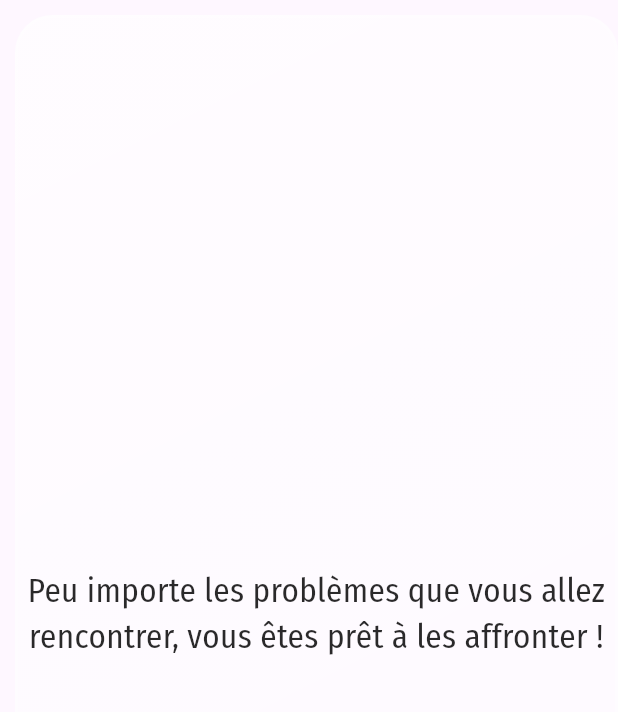
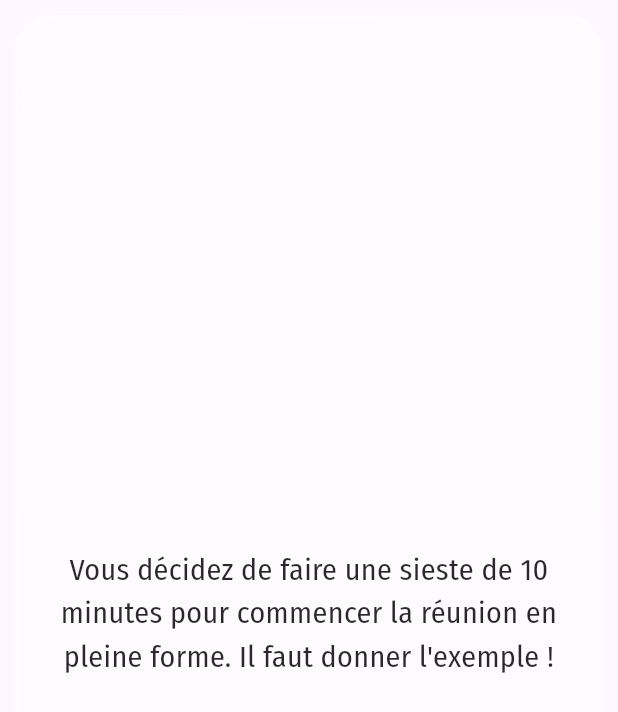
Before and after one commit to ThomasFabrePro/you_are_the_boss, a Flutter app: the DecisionButton widget shown alone on an empty page, opened directly, on a phone screen of 412 x 824 dp. Shown: the top 712 px of the screen. Run offline on Flutter 3.47's test engine with Material 2 defaults, Android fonts, the light colour scheme and no system bars; our stand-ins replace rxdart, shared_preferences; accounts and stored records are empty.

Commit message:
front + 2 episodes

```diff
--- a/lib/classes/list_episodes.dart
+++ b/lib/classes/list_episodes.dart
@@ -1,5 +1,6 @@
 //this class is only used to retrieve the current episode when user reconnects to the app
 import 'package:you_are_the_boss/episodes/first_episode.dart';
+import 'package:you_are_the_boss/episodes/nap_time.dart';
 import 'package:you_are_the_boss/episodes/second_episode.dart';
 import 'package:you_are_the_boss/models/episode.dart';
 
@@ -10,6 +11,8 @@ class ListEpisodes {
         return FirstEpisode();
       case "SecondEpisode":
         return SecondEpisode();
+      case "NapTime":
+        return NapTime();
       default:
         return FirstEpisode();
     }
--- a/lib/episodes/first_episode.dart
+++ b/lib/episodes/first_episode.dart
@@ -6,20 +6,27 @@ class FirstEpisode extends Episode {
       : super(
           title: "Le grand Départ",
           content: """
-Bienvenue dans le monde excitant de la création d'une startup ! Vous incarnez le rôle du chef d'orchestre de cette aventure passionnante, où l'innovation technologique rencontre la bienveillance envers nos aînés. Vous êtes aux commandes d'une startup prometteuse qui conçoit et commercialise une tablette numérique révolutionnaire, conçue spécialement pour simplifier la vie des personnes âgées.
+    Bienvenue dans le monde excitant de la création d'une startup ! Vous incarnez le rôle du chef d'orchestre de cette aventure passionnante, où l'innovation technologique rencontre la bienveillance envers nos aînés. Vous êtes aux commandes d'une startup prometteuse qui conçoit et commercialise une tablette numérique révolutionnaire, conçue spécialement pour simplifier la vie des personnes âgées.
 
-C'est le tout premier jour de cette aventure extraordinaire. Les murs de votre bureau, encore vierges de toute décoration, résonnent de promesses et d'opportunités. Vous pouvez presque sentir l'excitation palpable dans l'air, l'énergie bouillonnante qui émane de chaque membre de votre équipe, prêt à transformer cette vision en réalité.
+    C'est le tout premier jour de cette aventure extraordinaire. Les murs de votre bureau, encore vierges de toute décoration, résonnent de promesses et d'opportunités. Vous caressez doucement la peinture fraîche en vous disant « Yesss voilà la plus grande aventure de ma vie... J'ai hâte ! » Vous pouvez presque sentir l'excitation palpable dans l'air, l'énergie bouillonnante qui émane de chaque membre de votre équipe, prêt à transformer cette vision en réalité.
 
-Votre produit est bien plus qu'une simple tablette. C'est un compagnon numérique conçu pour rendre la vie quotidienne de nos aînés plus facile, plus joyeuse et plus connectée. Elle leur rappellera avec douceur leurs rendez-vous médicaux, jouera leurs chansons préférées d'un simple toucher d'écran, et même leur enverra des photos chaleureuses de leurs proches, comblant ainsi le fossé entre générations.
+    Votre produit est bien plus qu'une simple tablette. C'est un compagnon numérique conçu pour rendre la vie quotidienne de nos aînés plus facile, plus joyeuse et plus connectée. Elle leur rappellera avec douceur leurs rendez-vous médicaux, jouera leurs chansons préférées d'un simple toucher d'écran, et même leur enverra des photos chaleureuses de leurs proches, comblant ainsi le fossé entre générations.
 
-Alors que vous vous apprêtez à tracer les premiers contours de cette entreprise novatrice, rappelez-vous que chaque idée, chaque décision que vous prendrez aujourd'hui marquera l'avenir de votre startup. L'enthousiasme brille dans les yeux de votre équipe, et vous êtes prêt à relever les défis avec détermination.
+    Alors que vous vous apprêtez à tracer les premiers contours de cette entreprise novatrice, rappelez-vous que chaque idée, chaque décision que vous prendrez marquera l'avenir de votre startup. L'enthousiasme brille dans les yeux de votre équipe, et vous êtes prêt à relever les défis avec détermination.
 
-Le voyage commence ici, à la croisée de la technologie et de la compassion, où chaque pas vous rapprochera de la réalisation de votre vision. Préparez-vous à écrire l'histoire de cette startup avec chaque ligne de code, chaque sourire des personnes âgées que vous aiderez, et chaque moment d'enthousiasme partagé. L'avenir est entre vos mains, et il s'annonce radieux.""",
+    Le voyage commence ici, à la croisée de la technologie et de la compassion, où chaque pas vous rapprochera de la réalisation de votre vision. Préparez-vous à écrire l'histoire de cette startup avec chaque ligne de code, chaque sourire des personnes âgées que vous aiderez, et chaque moment d'enthousiasme partagé. L'avenir est entre vos mains, et il s'annonce radieux.
+
+Vos collaborateurs sont prêts et l'heure de votre première réunion ne va pas tarder à sonner.
+""",
           decisionButtons: const [
+            DecisionButton(
+                episodeUuid: "NapTime",
+                buttonLabel:
+                    "Vous décidez de faire une sieste de 10 minutes pour commencer la réunion en pleine forme. Il faut donner l'exemple !"),
             DecisionButton(
                 episodeUuid: "SecondEpisode",
                 buttonLabel:
-                    "Peu importe les problèmes que vous allez rencontrer, vous êtes prêt à les affronter !"),
+                    "Vous préparez les derniers détails de la réunion. Vous avez hâte de présenter votre vision à l'équipe !"),
           ],
         );
 }
--- /dev/null
+++ b/lib/episodes/nap_time.dart
@@ -0,0 +1,27 @@
+import 'package:you_are_the_boss/models/episode.dart';
+import 'package:you_are_the_boss/widgets/decision_button.dart';
+
+class NapTime extends Episode {
+  NapTime()
+      : super(
+          // uuid: "second_episode",
+          title: "Repos",
+          content:
+              """   Vous vous installez confortablement dans votre fauteuil, convaincu que quelques minutes de repos vous permettront d'aborder la réunion avec toute l'énergie nécessaire. Les yeux se ferment lentement, et vous sombrez dans un rêve étrange où des oiseaux chantent des mélodies codées et où votre tablette devient soudainement une porte vers un monde mystérieux.
+
+    Cependant, ce rêve onirique ne dure pas éternellement. Vous êtes brusquement réveillé par un de vos collaborateurs, paniqué, qui vous informe que la réunion a déjà commencé sans vous. Vous jetez un coup d'œil à l'horloge et réalisez avec un serrement au cœur que vous avez trop dormi. Votre toute première réunion, le moment crucial pour présenter votre vision, a déjà commencé sans vous. Vous vous précipitez hors de la salle de repos, laissant derrière vous votre sieste interrompue, et espérez que vous pourrez rattraper ce retard.
+
+    En entrant dans la salle de réunion, vous pouvez sentir une tension dans l'air. Vos collaborateurs vous lancent des regards interrogateurs, et vous vous excusez rapidement pour votre retard. Vous débutez la présentation mais il est difficile de masquer votre embarras. Malheureusement, le début chaotique a perturbé le rythme de la réunion, et vous avez du mal à vous faire comprendre sur certains points.
+
+    Malgré cet incident, vous parvenez à couvrir les principaux points de votre présentation. Vous parlez de la mission de la startup, de la vision pour l'avenir et des caractéristiques uniques de la tablette. Cependant, il est clair que l'énergie positive et l'enthousiasme initial ont été quelque peu entamés.
+
+    À la fin de la réunion, vous vous sentez quelque peu déçu par cette entrée en matière difficile. Cependant, vous êtes déterminé à apprendre de cette expérience et à vous rattraper lors des prochaines réunions. Vous espérez que le potentiel de votre startup continuera à briller malgré ce faux départ.
+              """,
+          decisionButtons: const [
+            DecisionButton(
+              episodeUuid: "FirstEpisode",
+              buttonLabel: "Go to first episode",
+            ),
+          ],
+        );
+}
--- a/lib/episodes/second_episode.dart
+++ b/lib/episodes/second_episode.dart
@@ -5,8 +5,14 @@ class SecondEpisode extends Episode {
   SecondEpisode()
       : super(
           // uuid: "second_episode",
-          title: "Second episode",
-          content: "This is the second episode of the game",
+          title: "Votre première réunion",
+          content: """
+    Vous décidez de ne pas céder à la tentation de la sieste et préférez vous plonger dans les derniers détails de la réunion à venir. Vous révisez une dernière fois votre présentation, mettant en avant la mission et la vision de votre startup, ainsi que les caractéristiques innovantes de la tablette qui fera la différence pour nos aînés.
+
+    La réunion elle-même est un moment d'excitation et de partage. Vous parlez de la passion qui vous anime pour ce projet, de l'impact positif qu'il peut avoir sur la vie des personnes âgées et de leur entourage. Vous abordez les sujets clés, tels que la stratégie de lancement, le développement de l'application et les premiers pas sur le marché.
+
+    L'équipe est attentive, posant des questions pertinentes et exprimant son enthousiasme. À la fin de la réunion, vous ressentez une vague de satisfaction en constatant que votre vision a été bien reçue. Les membres de votre équipe sont alignés sur les objectifs, et vous êtes tous prêts à travailler ensemble pour faire de cette startup une réussite.
+              """,
           decisionButtons: const [
             DecisionButton(
               episodeUuid: "FirstEpisode",
--- a/lib/main.dart
+++ b/lib/main.dart
@@ -1,14 +1,19 @@
 import 'package:flutter/material.dart';
+import 'package:flutter/services.dart';
 import 'package:shared_preferences/shared_preferences.dart';
 import 'package:you_are_the_boss/models/episode.dart';
 import 'package:you_are_the_boss/classes/list_episodes.dart';
 import 'package:you_are_the_boss/view_models/episode_view_model.dart';
+import 'package:you_are_the_boss/widgets/decision_button.dart';
 
 void main() async {
+  WidgetsFlutterBinding.ensureInitialized();
+  SystemChrome.setEnabledSystemUIMode(SystemUiMode.manual, overlays: []);
+
   final SharedPreferences prefs = await SharedPreferences.getInstance();
   final String? episodeRef = prefs.getString('episode');
-  print("TEST episodeRef: $episodeRef");
-  Episode episode = ListEpisodes().getEpisode(episodeRef ?? "FirstEpisode");
+  Episode episode = ListEpisodes().getEpisode("FirstEpisode");
+  // Episode episode = ListEpisodes().getEpisode(episodeRef ?? "FirstEpisode");
   runApp(MyApp(episode: episode));
 }
 
@@ -26,6 +31,7 @@
         colorScheme: ColorScheme.fromSeed(seedColor: Colors.deepPurple),
         useMaterial3: true,
       ),
+      debugShowCheckedModeBanner: false,
       home: MyHomePage(
         title: 'La boite dont vous êtes le boss',
         episode: episode,
@@ -36,6 +42,8 @@
 
 class MyHomePage extends StatefulWidget {
   static final EpisodeViewModel episodeViewModel = EpisodeViewModel();
+  static ScrollController scrollController = ScrollController();
+
   final Episode episode;
   final String title;
   const MyHomePage({super.key, required this.title, required this.episode});
@@ -46,6 +54,7 @@
 
 class _MyHomePageState extends State<MyHomePage> {
   EpisodeViewModel episodeViewModel = MyHomePage.episodeViewModel;
+
   late Episode episode;
   @override
   void initState() {
@@ -69,10 +78,6 @@
     double width = (MediaQuery.of(context).size.width);
     double height = (MediaQuery.of(context).size.height);
     return Scaffold(
-      // appBar: AppBar(
-      //   backgroundColor: Theme.of(context).colorScheme.inversePrimary,
-      //   title: Center(child: Text(widget.title)),
-      // ),
       body: Center(
           child: StreamBuilder<bool>(
         stream: episodeViewModel.isLoading,
@@ -87,7 +92,9 @@
                   builder: (context, snapshot) {
                     if (snapshot.hasData) {
                       final episode = snapshot.data!;
-                      List decisionButtons = episode.decisionButtons;
+                      List<DecisionButton> decisionButtons =
+                          episode.decisionButtons;
+
                       return Container(
                         width: width,
                         height: height,
@@ -102,6 +109,7 @@
                           ),
                         ),
                         child: SingleChildScrollView(
+                            controller: MyHomePage.scrollController,
                             child: Column(
                               children: [
                                 Container(
@@ -110,18 +118,22 @@
                                   height: 80,
                                   child: FittedBox(
                                     child: Center(
+                                      child: Padding(
+                                        padding: const EdgeInsets.symmetric(
+                                            vertical: 2.0, horizontal: 4),
                                         child: Text(episode.title,
                                             style: const TextStyle(
                                                 fontSize: 40,
                                                 fontWeight: FontWeight.bold,
-                                          color: Colors.white,
+                                                color: Colors.orange,
                                                 fontFamily: 'DancingScript')),
+                                      ),
                                     ),
                                   ),
                                 ),
                                 Padding(
                                   padding: const EdgeInsets.symmetric(
-                                  vertical: 24.0, horizontal: 32),
+                                      vertical: 24.0, horizontal: 16),
                                   child: Column(
                                     children: <Widget>[
                                       // const SizedBox(height: 20),
@@ -133,20 +145,25 @@
                                         decoration: BoxDecoration(
                                           color: const Color.fromARGB(
                                               255, 240, 240, 240),
-                                      borderRadius: BorderRadius.circular(10),
+                                          borderRadius:
+                                              BorderRadius.circular(10),
                                         ),
                                         child: Padding(
                                           padding: const EdgeInsets.symmetric(
-                                          vertical: 16.0, horizontal: 32),
+                                              vertical: 16.0, horizontal: 16),
                                           child: Text(episode.content,
                                               style: const TextStyle(
                                                   fontSize: 20,
-                                              // fontWeight: FontWeight.bold,
-                                              fontFamily: 'FireSansCondensed')),
+                                                  fontFamily:
+                                                      'FireSansCondensed')),
                                         ),
                                       ),
+
                                       const SizedBox(height: 40),
-                                  ...decisionButtons,
+                                      Column(
+                                        children: decisionButtons,
+                                      ),
+                                      // ...decisionButtons,
                                     ],
                                   ),
                                 ),
--- a/lib/models/episode.dart
+++ b/lib/models/episode.dart
@@ -1,14 +1,11 @@
 import 'package:you_are_the_boss/widgets/decision_button.dart';
 
 class Episode {
-  // final String uuid;
   final String title;
   final String content;
   final List<DecisionButton> decisionButtons;
   Episode(
-      {
-      // required this.uuid,
-      required this.title,
+      {required this.title,
       required this.content,
       required this.decisionButtons});
 }
--- a/lib/widgets/decision_button.dart
+++ b/lib/widgets/decision_button.dart
@@ -31,9 +31,14 @@ class _DecisionButtonState extends State<DecisionButton> {
           prefs.setString('episode', widget.episodeUuid);
           Episode episode = ListEpisodes().getEpisode(widget.episodeUuid);
           MyHomePage.episodeViewModel.loadEpisode(episode);
+          MyHomePage.scrollController.animateTo(
+            0.0,
+            curve: Curves.easeOut,
+            duration: const Duration(milliseconds: 300),
+          );
         },
         child: Padding(
-          padding: const EdgeInsets.only(top: 10.0, left: 10.0),
+          padding: const EdgeInsets.only(top: 10.0, left: 10.0, right: 10),
           child: Container(
             constraints: const BoxConstraints(maxWidth: 800),
             decoration: BoxDecoration(
@@ -53,12 +58,13 @@ class _DecisionButtonState extends State<DecisionButton> {
             ),
             child: Center(
               child: Padding(
-                padding: const EdgeInsets.all(4.0),
+                padding:
+                    const EdgeInsets.symmetric(horizontal: 8.0, vertical: 4),
                 child: Text(
                   widget.buttonLabel,
                   textAlign: TextAlign.center,
                   style: const TextStyle(
-                    fontSize: 22,
+                    fontSize: 20,
                     fontFamily: 'FireSansCondensed',
                     // fontWeight: FontWeight.bold,
                     color: Color.fromARGB(213, 0, 0, 0),
```
Lines whose indentation alone changed are shown as unchanged.
